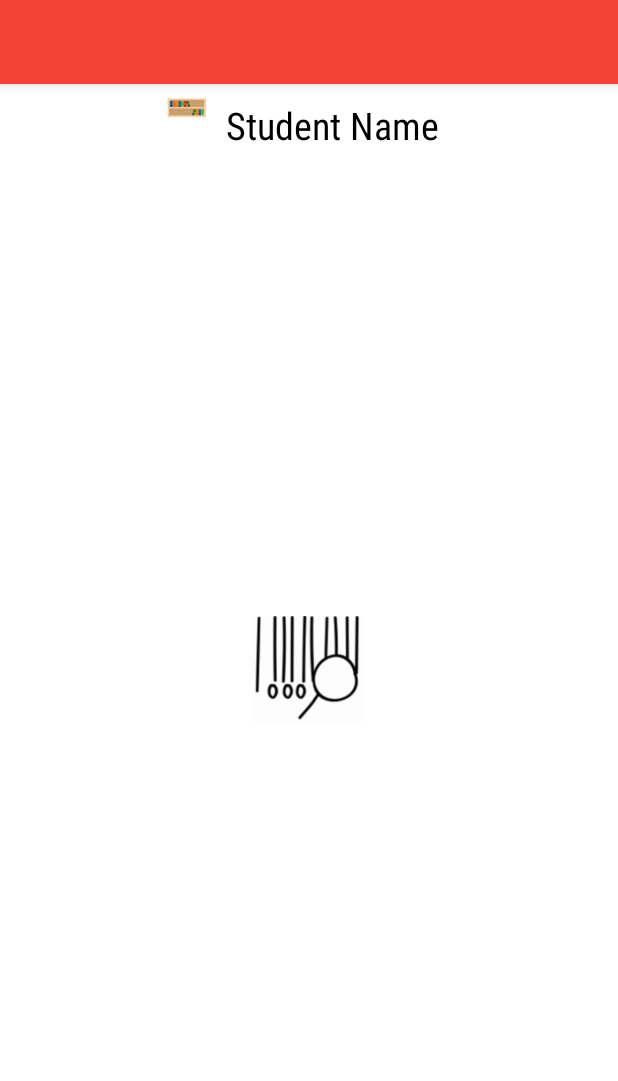
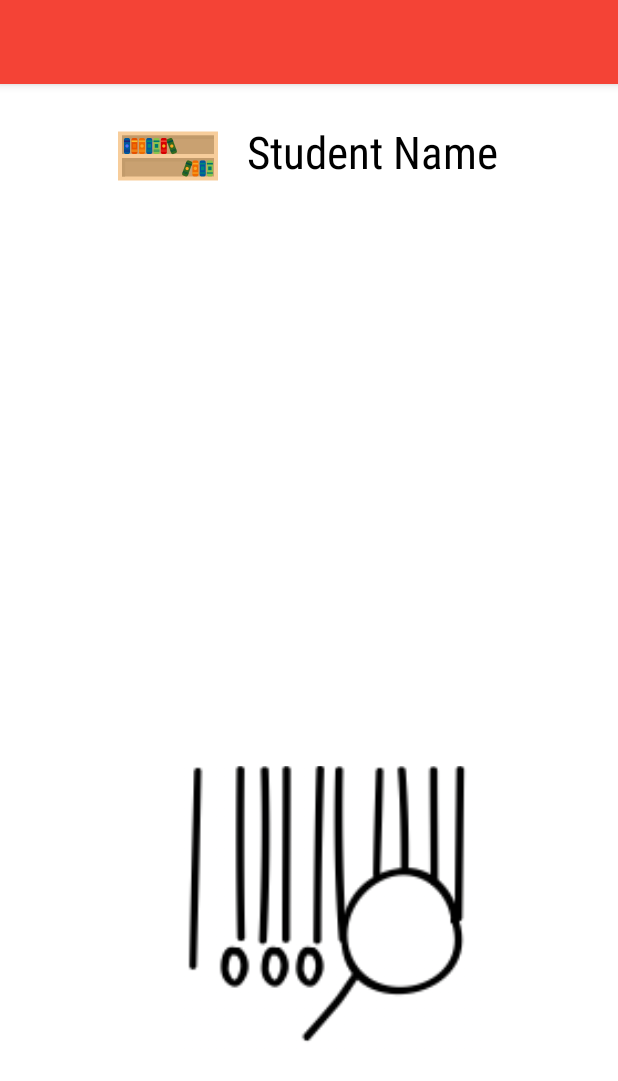
Before and after one commit to audreyeso/Book-Barn, an Android app: the ScanBookActivity screen opened directly, with no data from a screen before it, on a phone screen of 412 x 824 dp. Shown: the top 1081 px of the screen. Run offline under Robolectric (Android 15) with nearby library versions, the phone set to English and light mode, and no system bars; our stand-ins replace Picasso; libraries missing offline, so code that uses them is left out: com.google.zxing.client, org.parceler; pictures from the network do not load; 4 statements that could not run were skipped.

Commit message:
adjusts size of scan button in activity scan book xml

```diff
--- a/Book-Barn/app/src/main/java/com/test/book_barn/activities/AddStudentActivity.java
+++ b/Book-Barn/app/src/main/java/com/test/book_barn/activities/AddStudentActivity.java
@@ -55,10 +55,7 @@ public class AddStudentActivity extends AppCompatActivity {
       viewStudentDataButton.setOnClickListener(new View.OnClickListener() {
             @Override
             public void onClick(View v) {
-                Intent intent = new Intent(AddStudentActivity.this, StudentBookDataActivity.class);
-                intent.putExtra("student", Parcels.wrap(student));
-                intent.putExtra("classroom", Parcels.wrap(classroom));
-                startActivity(intent);
+            setViewStudentIntent();
             }
       });
 
@@ -69,14 +66,7 @@ public class AddStudentActivity extends AppCompatActivity {
         addNewStudentButton.setOnClickListener(new View.OnClickListener() {
             @Override
             public void onClick(View v) {
-                String studentNameString = studentNameEditText.getText().toString();
-                student = new Student(studentNameString, null,idClassroom);
-                student.setName(studentNameString);
-                studentArrayList.add(student);
-                classroom.setStudents(studentArrayList);
-                db.addStudent(student);
-                customCursorAdapter.swapCursor(db.getStudents(idClassroom));
-                studentNameEditText.setText("");
+            getStudentAndAddToDatabase();
             }
         });
 
@@ -135,4 +125,22 @@ public class AddStudentActivity extends AppCompatActivity {
         classroomTitleTextView = (TextView) findViewById(R.id.activity_add_student_classroom_title_textview);
 
     }
+
+    private void getStudentAndAddToDatabase() {
+        String studentNameString = studentNameEditText.getText().toString();
+        student = new Student(studentNameString, null,idClassroom);
+        student.setName(studentNameString);
+        studentArrayList.add(student);
+        classroom.setStudents(studentArrayList);
+        db.addStudent(student);
+        customCursorAdapter.swapCursor(db.getStudents(idClassroom));
+        studentNameEditText.setText("");
+    }
+
+    private void setViewStudentIntent() {
+        Intent intent = new Intent(AddStudentActivity.this, StudentBookDataActivity.class);
+        intent.putExtra("student", Parcels.wrap(student));
+        intent.putExtra("classroom", Parcels.wrap(classroom));
+        startActivity(intent);
+    }
 }
--- a/Book-Barn/app/src/main/res/layout/activity_scan_book.xml
+++ b/Book-Barn/app/src/main/res/layout/activity_scan_book.xml
@@ -8,68 +8,68 @@
     tools:context=".activities.ScanBookActivity">
 
     <LinearLayout
+        android:layout_width="wrap_content"
+        android:layout_height="wrap_content"
+        android:layout_gravity="center"
         android:fontFamily="sans-serif-condensed"
-        android:layout_width="wrap_content"
-        android:orientation="horizontal"
-        android:layout_gravity="center"
-        android:layout_height="wrap_content">
+        android:orientation="horizontal">
 
         <ImageView
-            android:src="@drawable/bookshelfpng"
             android:layout_width="wrap_content"
-            android:layout_height="wrap_content" />
+            android:layout_height="wrap_content"
+            android:paddingTop="5dp"
+            android:src="@drawable/bookshelf" />
 
         <TextView
-        android:fontFamily="sans-serif-condensed"
             android:id="@+id/textview_scanner"
             android:layout_width="wrap_content"
             android:layout_height="wrap_content"
             android:layout_gravity="center"
+            android:fontFamily="sans-serif-condensed"
             android:padding="10dp"
             android:text="@string/student_name"
             android:textColor="#000000"
-        android:textSize="25dp" />
+            android:textSize="30dp" />
 
     </LinearLayout>
 
     <LinearLayout
+        android:layout_width="wrap_content"
+        android:layout_height="wrap_content"
+        android:layout_gravity="center"
         android:fontFamily="sans-serif-condensed"
-        android:layout_width="wrap_content"
-        android:orientation="horizontal"
-        android:layout_gravity="center"
-        android:layout_height="wrap_content">
+        android:orientation="horizontal">
 
         <ListView
-            android:fontFamily="sans-serif-condensed"
             android:id="@+id/result_book_listview"
             android:layout_width="match_parent"
-            android:layout_height="260dp" />
+            android:layout_height="260dp"
+            android:fontFamily="sans-serif-condensed" />
 
         <ProgressBar
             android:id="@+id/progress"
             android:layout_width="wrap_content"
             android:layout_height="wrap_content"
             android:layout_centerInParent="true"
-            android:visibility="invisible"
-            />
+            android:visibility="invisible" />
 
     </LinearLayout>
 
     <LinearLayout
-        android:orientation="horizontal"
         android:layout_width="match_parent"
-        android:layout_height="match_parent">
+        android:layout_height="match_parent"
+        android:orientation="horizontal">
 
         <ImageButton
-        android:paddingTop="40dp"
-        android:paddingBottom="10dp"
             android:id="@+id/book_scanner_button"
-        android:layout_width="wrap_content"
-        android:layout_height="wrap_content"
-        android:layout_weight="1"
+            android:layout_width="323dp"
+            android:layout_height="match_parent"
+            android:layout_weight="0.72"
             android:background="@color/colorWhite"
             android:onClick="scanBar"
-        android:src="@drawable/scanbookimage" />
+            android:paddingBottom="20dp"
+            android:paddingLeft="30dp"
+            android:src="@drawable/scanbookimage2" />
 
     </LinearLayout>
 
--- a/Book-Barn/app/src/main/res/layout/nav_header_main.xml
+++ b/Book-Barn/app/src/main/res/layout/nav_header_main.xml
@@ -17,7 +17,7 @@
         android:layout_width="wrap_content"
         android:layout_height="wrap_content"
         android:paddingTop="5dp"
-        android:src="@mipmap/smalllogo" />
+        android:src="@drawable/smalllogo" />
 
     <TextView
         android:layout_width="match_parent"
```
Also changed, not shown: Book-Barn/app/src/main/java/com/test/book_barn/adapters/CustomCursorAdapterBooks.java (+0 -1 lines), Book-Barn/app/src/main/res/drawable-hdpi/bookshelf.png (added), Book-Barn/app/src/main/res/drawable-hdpi/farmbarn.png, Book-Barn/app/src/main/res/drawable-hdpi/ic_delete_forever_black_24dp.png (deleted), Book-Barn/app/src/main/res/drawable-hdpi/scanbookimage2.png (added), Book-Barn/app/src/main/res/drawable-mdpi/farmbarn.png, Book-Barn/app/src/main/res/drawable-mdpi/ic_delete_forever_black_24dp.png (deleted), Book-Barn/app/src/main/res/drawable-xhdpi/farmbarn.png, Book-Barn/app/src/main/res/drawable-xhdpi/ic_delete_forever_black_24dp.png, Book-Barn/app/src/main/res/drawable-xxhdpi/farmbarn.png, Book-Barn/app/src/main/res/drawable-xxhdpi/ic_delete_forever_black_24dp.png (deleted), Book-Barn/app/src/main/res/drawable-xxxhdpi/farmbarn.png, Book-Barn/app/src/main/res/drawable-xxxhdpi/ic_delete_forever_black_24dp.png (deleted). Lines whose indentation alone changed are shown as unchanged.
